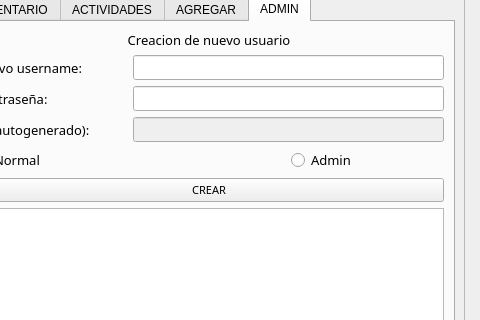
Above: mainwindow.ui from fer-hnndz/inventario-copeco before the change; both pictures show x 575 to 1055 and y 210 to 530 of the 1055 by 686 pixel window. Below: the same form after it.
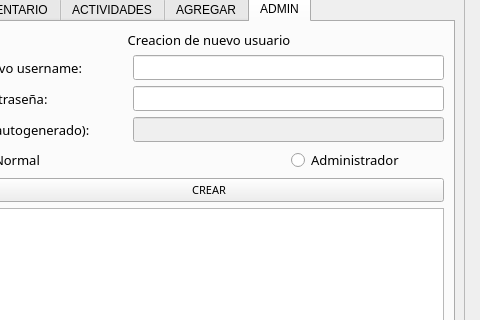
That is the form after the change.

Commit message:
-Se valida password y usuario cifrado
-Falta arreglar el cambio de la password

```diff
--- a/mainwindow.ui
+++ b/mainwindow.ui
@@ -462,7 +462,7 @@
               </font>
              </property>
              <property name="text">
-              <string>Admin</string>
+              <string>Administrador</string>
              </property>
             </widget>
            </item>
```
Left out of the diff: 8 changed lines with no effect on the pictures. The commit also changes 2 other files.
